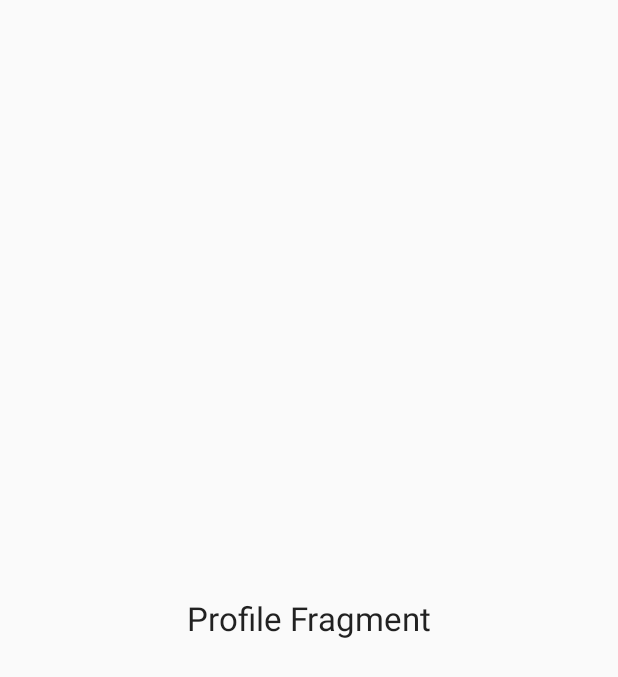
After one commit to kmbeaulieu/KittyCollector, an Android app: the layout fragment_profile.xml on its own in the app's theme, with its tools: preview values and no code run, on a phone screen of 412 x 824 dp. The commit adds this screen. Shown: the top 677 px of the screen. Run offline under Robolectric (Android 15) with nearby library versions, the phone set to English and light mode, and no system bars.

Commit message:
need to figure out kittygenerator

```diff
--- /dev/null
+++ b/app/src/main/res/layout/fragment_profile.xml
@@ -0,0 +1,17 @@
+<?xml version="1.0" encoding="utf-8"?>
+<LinearLayout xmlns:android="http://schemas.android.com/apk/res/android"
+              android:orientation="vertical"
+              android:layout_width="match_parent"
+              android:layout_height="match_parent"
+              android:id="@+id/profile_frame"
+              android:gravity="center">
+
+    <TextView
+        android:layout_width="wrap_content"
+        android:layout_height="wrap_content"
+        android:textAppearance="?android:attr/textAppearanceLarge"
+        android:text="Profile Fragment"
+        android:id="@+id/textView2"
+        android:layout_gravity="center"
+        />
+</LinearLayout>
```
Also changed, not shown: app/src/main/java/krystleandkori/kittycollector/KittyActivity.java (+33 -10 lines), app/src/main/java/krystleandkori/kittycollector/ProfileFragment.java (added, +21 -0 lines).
